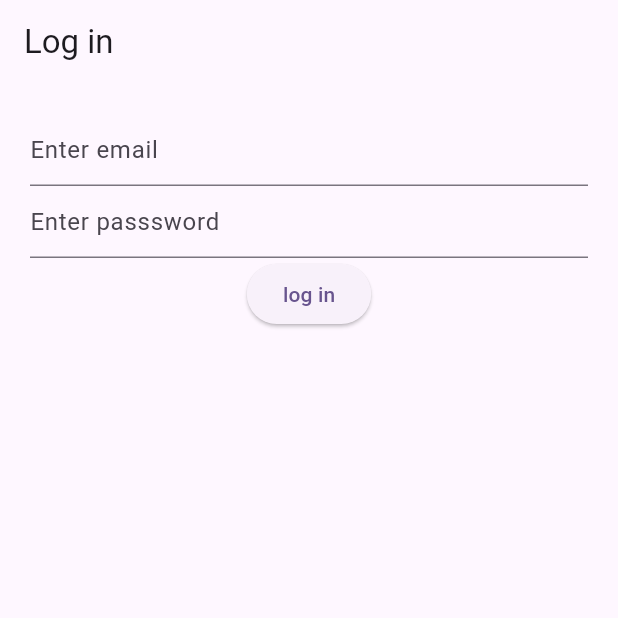
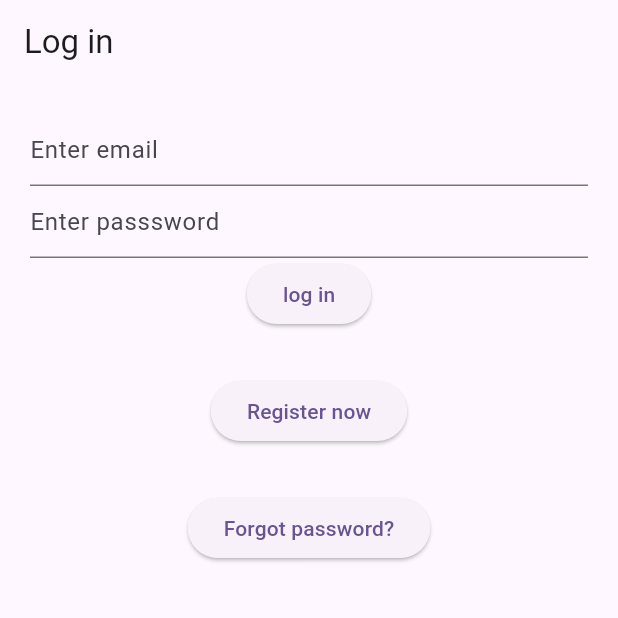
Before and after one commit to kasun0403/Auth_application, a Flutter app: the screen it shows after launch, on a phone screen of 412 x 824 dp, the top half of it. Run offline on Flutter 3.47's test engine with Material 3 defaults, Android fonts, the phone set to English and light mode, and no system bars; our stand-ins replace firebase_auth, firebase_core, get; accounts and stored records are empty.

Commit message:
forgotPW and signup func

```diff
--- a/lib/main.dart
+++ b/lib/main.dart
@@ -1,6 +1,7 @@
 import 'package:auth_app/pages/wrapper.dart';
 import 'package:firebase_core/firebase_core.dart';
 import 'package:flutter/material.dart';
+import 'package:get/get.dart';
 
 void main() async {
   WidgetsFlutterBinding.ensureInitialized();
@@ -14,7 +15,7 @@ class MyApp extends StatelessWidget {
   // This widget is the root of your application.
   @override
   Widget build(BuildContext context) {
-    return MaterialApp(
+    return GetMaterialApp(
       title: 'Auth Application',
       theme: ThemeData(
         colorScheme: ColorScheme.fromSeed(seedColor: Colors.deepPurple),
--- a/lib/pages/login.dart
+++ b/lib/pages/login.dart
@@ -1,5 +1,8 @@
+import 'package:auth_app/pages/forget_pw.dart';
+import 'package:auth_app/pages/sign_up.dart';
 import 'package:firebase_auth/firebase_auth.dart';
 import 'package:flutter/material.dart';
+import 'package:get/get.dart';
 
 class LoginPage extends StatefulWidget {
   const LoginPage({super.key});
@@ -36,7 +39,19 @@ class _LoginPageState extends State<LoginPage> {
               decoration: const InputDecoration(hintText: "Enter passsword"),
             ),
             ElevatedButton(
-                onPressed: () => signIn(), child: const Text("log in"))
+                onPressed: () => signIn(), child: const Text("log in")),
+            SizedBox(
+              height: 30,
+            ),
+            ElevatedButton(
+                onPressed: () => Get.to(SignUpPage()),
+                child: const Text("Register now")),
+            SizedBox(
+              height: 30,
+            ),
+            ElevatedButton(
+                onPressed: () => Get.to(ForgotPW()),
+                child: const Text("Forgot password?"))
           ],
         ),
       ),
--- a/pubspec.yaml
+++ b/pubspec.yaml
@@ -36,6 +36,7 @@ dependencies:
   cupertino_icons: ^1.0.6
   firebase_core: ^3.8.1
   firebase_auth: ^5.3.4
+  get: ^4.6.6
 
 dev_dependencies:
   flutter_test:
```
Also changed, not shown: lib/pages/forget_pw.dart (added, +44 -0 lines), lib/pages/sign_up.dart (added, +48 -0 lines), pubspec.lock.
